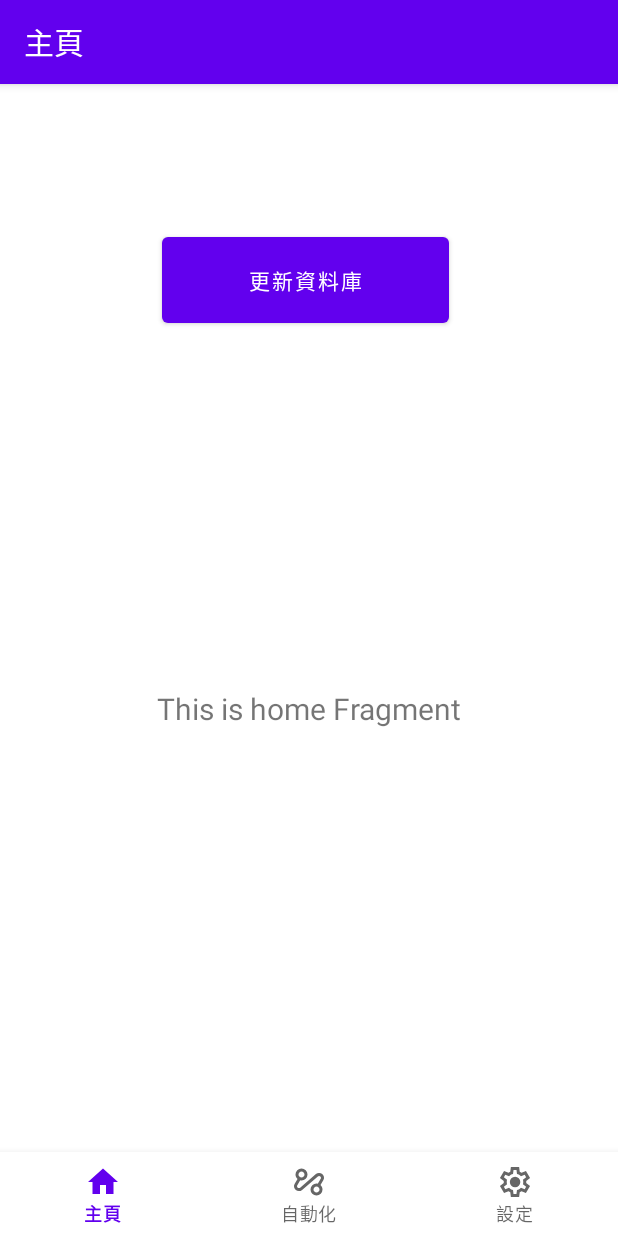
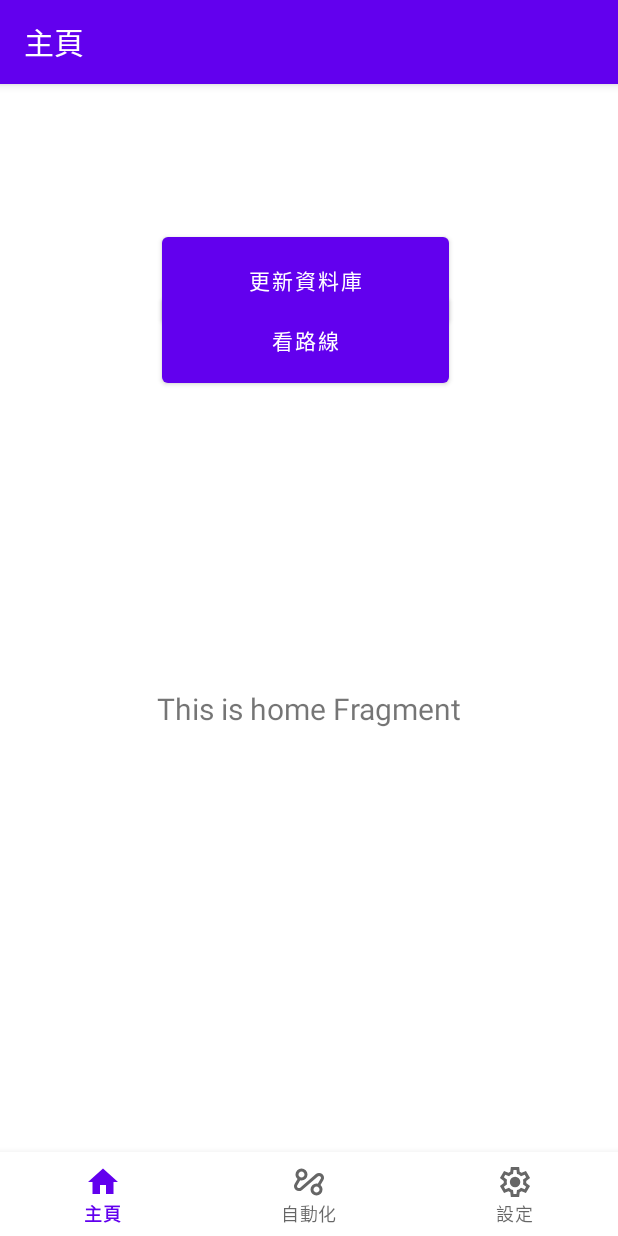
Before and after one commit to AvianJay/TaiwanBusDroid, an Android app: the screen it shows after launch (MainActivity), on a phone screen of 412 x 824 dp. Run offline under Robolectric (Android 15) with nearby library versions, the phone set to English and light mode, and no system bars; our stand-ins replace navigation-ui; libraries missing offline, so code that uses them is left out: com.chaquo.python; 3 statements that could not run were skipped.

Commit message:
update activity

```diff
--- a/app/src/main/res/layout/activity_main.xml
+++ b/app/src/main/res/layout/activity_main.xml
@@ -40,5 +40,14 @@
         android:text="@string/update_database"
         app:layout_constraintStart_toStartOf="parent"
         app:layout_constraintTop_toTopOf="parent" />
+    <Button
+        android:id="@+id/view_bus"
+        android:layout_width="191dp"
+        android:layout_height="69dp"
+        android:layout_marginStart="108dp"
+        android:layout_marginTop="80dp"
+        android:text="@string/view_bus"
+        app:layout_constraintStart_toStartOf="parent"
+        app:layout_constraintTop_toTopOf="parent" />
 
 </androidx.constraintlayout.widget.ConstraintLayout>
--- a/app/src/main/res/values/strings.xml
+++ b/app/src/main/res/values/strings.xml
@@ -7,4 +7,5 @@
     <string name="tab_text_1">Tab 1</string>
     <string name="tab_text_2">Tab 2</string>
     <string name="update_database">更新資料庫</string>
+    <string name="view_bus">看路線</string>
 </resources>
```
Also changed, not shown: app/src/main/java/tw/avianjay/taiwanbus/BusViewActivity.kt (+13 -1 lines), app/src/main/java/tw/avianjay/taiwanbus/MainActivity.kt (+8 -0 lines), app/src/main/res/layout/activity_bus_view.xml (+14 -0 lines), 1 other file.
